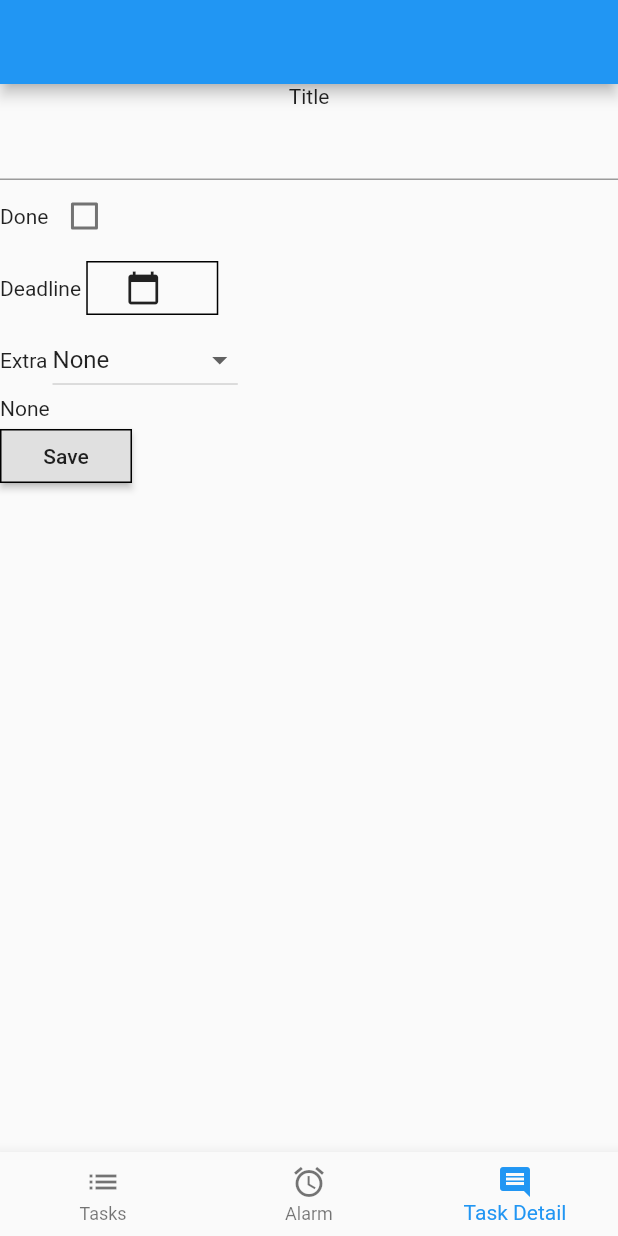
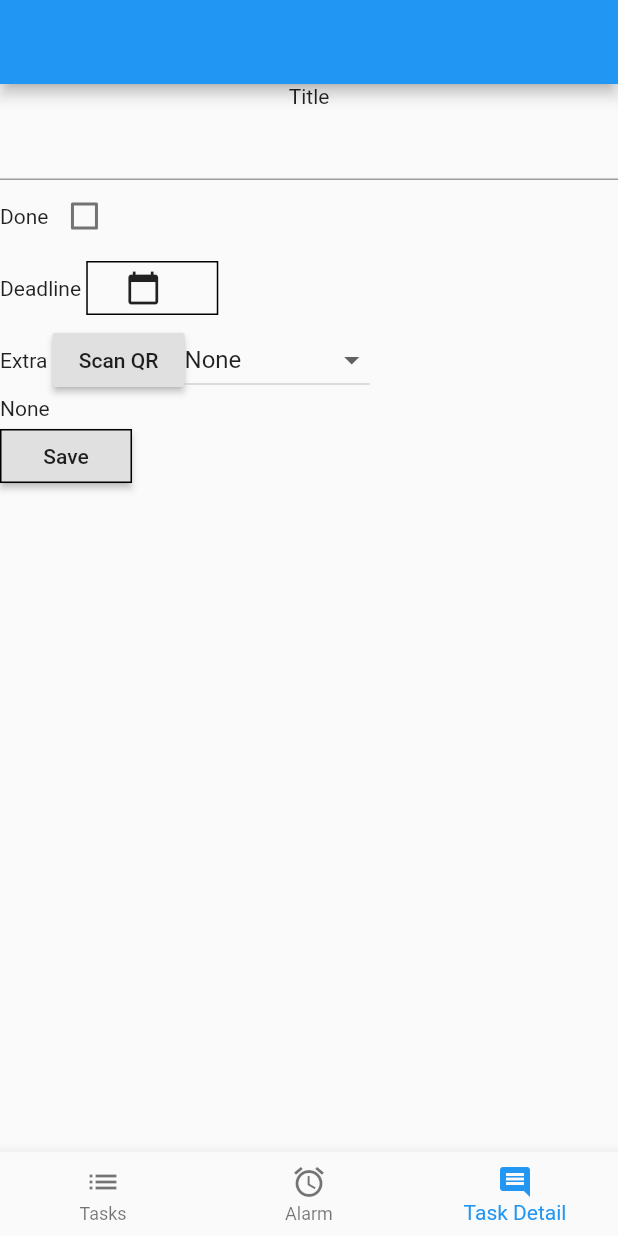
Before and after one commit to DeRidderJonas/BAP_Todo_Flutter, a Flutter app: the screen it shows after launch, item 3 of the bottom bar chosen, on a phone screen of 412 x 824 dp. Run offline on Flutter 3.47's test engine with Material 2 defaults, Android fonts, the phone set to English and light mode, and no system bars; our stand-ins replace location, shared_preferences, sqflite; missing offline and left inert: barcode_scan; accounts and stored records are empty.

Commit message:
setup ui

```diff
--- a/lib/task_detail_widget.dart
+++ b/lib/task_detail_widget.dart
@@ -2,6 +2,7 @@ import 'package:flutter/material.dart';
 import 'database_helpers.dart';
 import 'package:shared_preferences/shared_preferences.dart';
 import 'package:intl/intl.dart';
+import 'package:barcode_scan/barcode_scan.dart';
 
 class TaskDetail extends StatefulWidget {
   TaskDetail({Key key}) : super(key: key);
@@ -71,6 +72,13 @@ class _TaskDetailState extends State<TaskDetail> {
         Row(
           children: <Widget>[
             Text("Extra "),
+            RaisedButton(
+              child: Text("Scan QR"),
+              onPressed: () async{
+                String code = await BarcodeScanner.scan();
+                print(code);
+              },
+            ),
             DropdownButton<String>(
               value: task.extra,
               items: dropdownItems,
```
